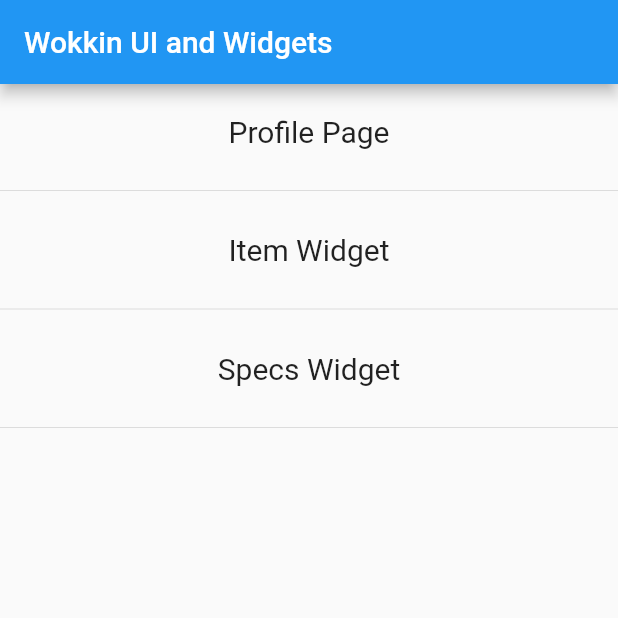
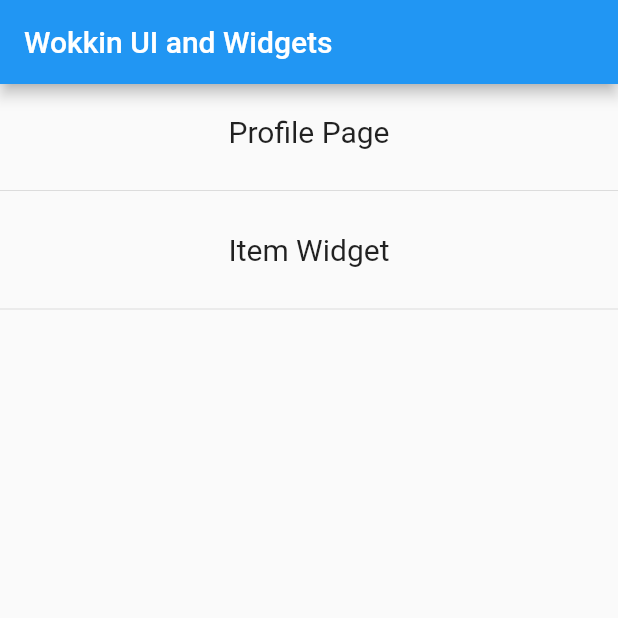
Before and after one commit to NathanNunana/wokkin-widgets, a Flutter app: the screen it shows after launch, on a phone screen of 412 x 824 dp, the top half of it. Run offline on Flutter 3.47's test engine with Material 2 defaults, Android fonts, the phone set to English and light mode, and no system bars.

Commit message:
pages changes

```diff
--- a/lib/pages.dart
+++ b/lib/pages.dart
@@ -48,21 +48,6 @@ class Pages extends StatelessWidget {
             ),
           ),
           Divider(),
-          InkWell(
-            onTap: () => Navigator.push(context,
-                MaterialPageRoute(builder: (BuildContext context) => Specs())),
-            child: Container(
-              width: MediaQuery.of(context).size.width,
-              padding: EdgeInsets.symmetric(vertical: 20),
-              child: Center(
-                child: Text(
-                  "Specs Widget",
-                  style: TextStyle(fontSize: 20),
-                ),
-              ),
-            ),
-          ),
-          Divider(),
         ],
       ),
     );
```
